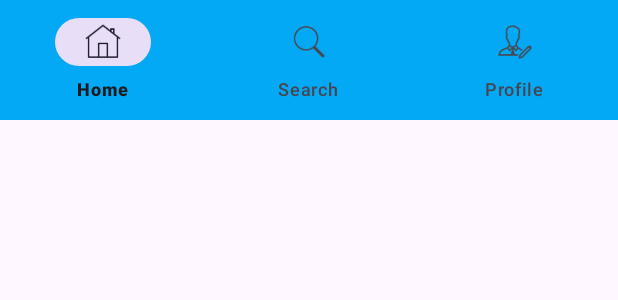
After one commit to Jooker302/Jooker302-Livestock-Android-App-Java, an Android app: the layout activity_user_home_base.xml on its own in the app's theme, with its tools: preview values and no code run, on a phone screen of 412 x 824 dp. The commit adds this screen. Shown: the top 300 px of the screen. Run offline under Robolectric (Android 15) with nearby library versions, the phone set to English and light mode, and no system bars.

Commit message:
Home Page Issues

```diff
--- /dev/null
+++ b/app/src/main/res/layout/activity_user_home_base.xml
@@ -0,0 +1,18 @@
+<?xml version="1.0" encoding="utf-8"?>
+<androidx.constraintlayout.widget.ConstraintLayout xmlns:android="http://schemas.android.com/apk/res/android"
+    xmlns:app="http://schemas.android.com/apk/res-auto"
+    xmlns:tools="http://schemas.android.com/tools"
+    android:layout_width="match_parent"
+    android:layout_height="match_parent"
+    tools:context=".UserHomeBase">
+
+    <!-- Your base activity layout content here -->
+
+    <com.google.android.material.bottomnavigation.BottomNavigationView
+        android:id="@+id/bottom_navigation"
+        android:layout_width="match_parent"
+        android:layout_height="wrap_content"
+        app:menu="@menu/user_menu"
+        android:background="@color/light_blue"/>
+
+</androidx.constraintlayout.widget.ConstraintLayout>
```
Also changed, not shown: app/src/main/java/com/example/queenlivestock/UserHome.java (+1 -34 lines), app/src/main/java/com/example/queenlivestock/UserHomeBase.java (added, +46 -0 lines), app/src/main/res/layout/activity_user_home.xml (+5 -7 lines).
